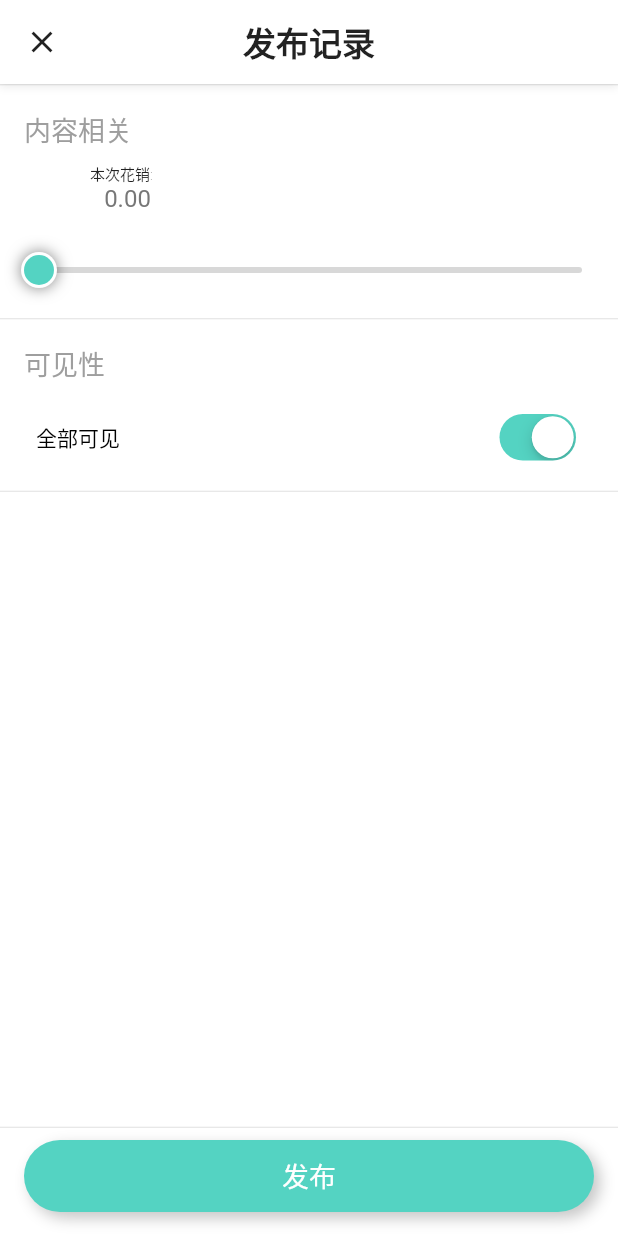
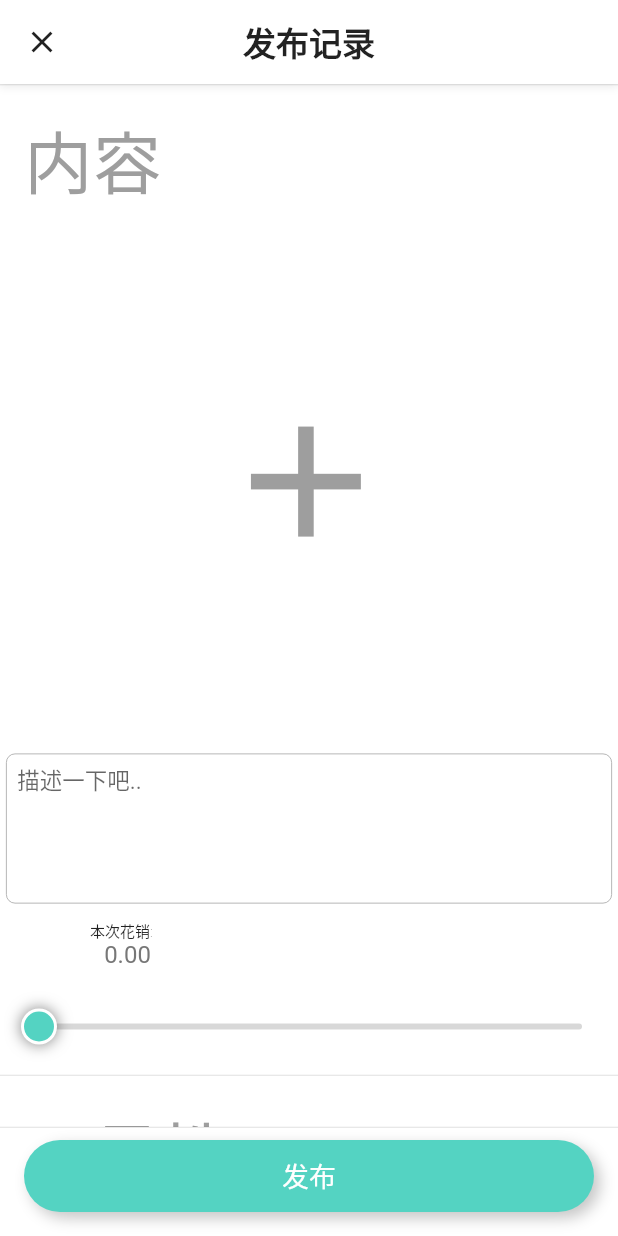
Before and after one commit to ogromwang/xhz_app, a Flutter app: the PushRecordScreen screen opened directly, on a phone screen of 412 x 824 dp. Run offline on Flutter 3.47's test engine with Material 2 defaults, Android fonts, the phone set to English and light mode, and no system bars; our stand-ins replace connectivity, dio, flutter_easyrefresh, flutter_screenutil, flutter_slidable, flutter_spinkit and 5 more; accounts and stored records are empty; statements that could not run were skipped.

Commit message:
feat: 发布记录功能收尾
发布记录功能：
1. 添加 ScreenUtil
2. 实现发布记录页面的所有功能

```diff
--- a/lib/page/add/push_record.dart
+++ b/lib/page/add/push_record.dart
@@ -1,17 +1,14 @@
+import 'dart:io';
+
 import 'package:demo_app/common/number.dart';
+import 'package:demo_app/model/record/record.dart';
 import 'package:flutter/cupertino.dart';
 import 'package:flutter/material.dart';
 import 'package:flutter/services.dart';
+import 'package:image_picker/image_picker.dart';
 import '../home/slider_view.dart';
 import 'package:demo_app/common/app_theme.dart';
-
-class Data {
-
-  String titleTxt;
-  bool isSelected;
-
-  Data(this.titleTxt, this.isSelected);
-}
+import 'package:flutter_screenutil/flutter_screenutil.dart';
 
 class PushRecordScreen extends StatefulWidget {
   @override
@@ -19,24 +16,19 @@ class PushRecordScreen extends StatefulWidget {
 }
 
 class _PushRecordScreenState extends State<PushRecordScreen> {
-  double money = 0;
-  List<Data> checkBoxList = [];
-
+  RecordModel _recordModel = RecordModel();
+  final imagePicker = ImagePicker();
 
   @override
   void initState() {
-    checkBoxList.add(Data("拖拽输入", true));
-    checkBoxList.add(Data("全部可见", true));
-
     super.initState();
   }
 
   @override
   Widget build(BuildContext context) {
+    ScreenUtil.getInstance().init(context);
     return Container(
-      color: HomeAppTheme
-          .buildLightTheme()
-          .backgroundColor,
+      color: HomeAppTheme.buildLightTheme().backgroundColor,
       child: Scaffold(
         backgroundColor: Colors.transparent,
         body: Column(
@@ -49,8 +41,8 @@ class _PushRecordScreenState extends State<PushRecordScreen> {
                     const Divider(
                       height: 1,
                     ),
-                    // 一个 input
-                    distanceViewUI(),
+                    // 内容
+                    contentViewUI(),
 
                     const Divider(
                       height: 1,
@@ -72,9 +64,7 @@ class _PushRecordScreenState extends State<PushRecordScreen> {
               child: Container(
                 height: 48,
                 decoration: BoxDecoration(
-                  color: HomeAppTheme
-                      .buildLightTheme()
-                      .primaryColor,
+                  color: HomeAppTheme.buildLightTheme().primaryColor,
                   borderRadius: const BorderRadius.all(Radius.circular(24.0)),
                   boxShadow: <BoxShadow>[
                     BoxShadow(
@@ -90,9 +80,9 @@ class _PushRecordScreenState extends State<PushRecordScreen> {
                     borderRadius: const BorderRadius.all(Radius.circular(24.0)),
                     highlightColor: Colors.transparent,
                     onTap: () {
-                      Navigator.pop(context);
+                      _recordModel.push(context);
                     },
-                    child: Center(
+                    child: const Center(
                       child: Text(
                         '发布',
                         style: TextStyle(fontWeight: FontWeight.w500, fontSize: 18, color: Colors.white),
@@ -108,30 +98,35 @@ class _PushRecordScreenState extends State<PushRecordScreen> {
     );
   }
 
-  Widget distanceViewUI() {
+  /// 内容
+  Widget contentViewUI() {
     return Column(
       mainAxisAlignment: MainAxisAlignment.center,
       crossAxisAlignment: CrossAxisAlignment.start,
       children: <Widget>[
         Padding(
-          padding:
-          const EdgeInsets.only(left: 16, right: 16, top: 16, bottom: 8),
+          padding: const EdgeInsets.only(left: 16, right: 16, top: 16, bottom: 8),
           child: Text(
-            '内容相关',
+            '内容',
             textAlign: TextAlign.left,
-            style: TextStyle(
-                color: Colors.grey,
-                fontSize: MediaQuery
-                    .of(context)
-                    .size
-                    .width > 360 ? 18 : 16,
-                fontWeight: FontWeight.normal),
+            style:
+                TextStyle(color: Colors.grey, fontSize: ScreenUtil.getInstance().setSp(40), fontWeight: FontWeight.normal),
           ),
         ),
+        photoBox(),
+        const SizedBox(
+          height: 8,
+        ),
+        getTextField(
+          hintText: "描述一下吧..",
+        ),
+        const SizedBox(
+          height: 8,
+        ),
         SliderView(
-          distValue: money,
+          distValue: _recordModel.money,
           onChangedistValue: (double value) {
-            money = value;
+            _recordModel.money = value;
           },
         ),
         const SizedBox(
@@ -141,30 +136,198 @@ class _PushRecordScreenState extends State<PushRecordScreen> {
     );
   }
 
+  Widget photoBox() {
+    double? height = ScreenUtil.getInstance().setSp(300);
+    double vertical = ScreenUtil.getInstance().setSp(12);
+    double horizontal = ScreenUtil.getInstance().setSp(12);
+    double width = ScreenUtil.getInstance().setSp(150);
+    return Row(
+      children: [
+        Expanded(
+          flex: 2,
+          child: InkWell(
+            onTap: () {
+              // 弹出底部选择
+              openBottom();
+            },
+            child: Container(
+              width: width,
+              padding: EdgeInsets.symmetric(
+                vertical: vertical,
+                horizontal: horizontal,
+              ),
+              margin: EdgeInsets.fromLTRB(0, 0, 4, 0),
+              height: height,
+              alignment: Alignment.center,
+              child: showPhoto(),
+            ),
+          )
+        ),
+        // Spacer(flex: 3)
+      ],
+    );
+  }
+
+  Widget showPhoto() {
+    if (_recordModel.photo.isNotEmpty) {
+      return Expanded(
+        child: Image.file(
+          File(_recordModel.photo),
+          height: double.infinity,
+          fit: BoxFit.fill,
+        ),
+      );
+    } else {
+      return Icon(Icons.add, size: ScreenUtil.getInstance().setSp(110), color: Colors.grey);
+    }
+  }
+
+  void openBottom() {
+    //出现底部弹窗
+    showModalBottomSheet(
+      context: context,
+      //自定义底部弹窗布局
+      shape: const RoundedRectangleBorder(
+        borderRadius: BorderRadius.only(
+            topLeft: Radius.circular(20.0),
+            topRight: Radius.circular(20.0)),
+      ),
+      builder: (BuildContext context) {
+        //返回内部
+        return SizedBox(
+          height: ScreenUtil.getInstance().setHeight(300.0),
+          child: Column(
+            children: [
+              Container(
+                decoration: const BoxDecoration(
+                  border: Border(bottom: BorderSide(width: 1.0, color: Colors.black12)),
+                ),
+                height: ScreenUtil.getInstance().setHeight(110.0),
+                width: double.infinity,
+                child: InkWell(
+                  onTap: () async {
+                    Navigator.pop(context);
+
+                    final pickFile = await imagePicker.getImage(source: ImageSource.camera);
+
+                    if (pickFile != null) {
+                      setState(() {
+                        _recordModel.photo = pickFile.path;
+                        print('地址为 ${pickFile.path}');
+                      });
+                    }
+
+                  },
+                  child: Center(
+                    child: Text(
+                      '拍照',
+                      style: TextStyle(
+                          fontSize: ScreenUtil.getInstance().setSp(45.0),
+                          fontWeight: FontWeight.bold),
+                    ),
+                  ),
+                ),
+              ),
+              SizedBox(
+                height: ScreenUtil.getInstance().setHeight(110.0),
+                width: ScreenUtil.getInstance().setWidth(750.0),
+                child: InkWell(
+                  onTap: () async {
+                    Navigator.pop(context);
+
+                    final pickFile = await imagePicker.getImage(source: ImageSource.gallery);
+                    if (pickFile != null) {
+                      setState(() {
+                        _recordModel.photo = pickFile.path;
+                        print('地址为 ${pickFile.path}');
+                      });
+                    }
+                  },
+                  child: Center(
+                    child: Text(
+                      '从相册选择',
+                      style: TextStyle(
+                          fontSize: ScreenUtil.getInstance().setSp(45.0),
+                          fontWeight: FontWeight.bold),
+                    ),
+                  ),
+                ),
+              ),
+            ],
+          ),
+        );
+      },
+    );
+  }
+
+  Widget getTextField({
+    required String hintText,
+    TextInputType keyboardType = TextInputType.multiline,
+    TextInputAction textInputAction = TextInputAction.next,
+    int length = 32,
+  }) {
+    double? fontSize = 15;
+    return Container(
+      width: double.infinity,
+      padding: EdgeInsets.symmetric(
+        vertical: 2,
+        horizontal: 3,
+      ),
+      margin: EdgeInsets.fromLTRB(4, 2, 4, 2),
+      height: 100,
+      alignment: Alignment.topCenter,
+      child: TextField(
+        maxLines: 4,
+        minLines: 1,
+        textInputAction: textInputAction,
+        keyboardType: keyboardType,
+        textAlign: TextAlign.left,
+        style: TextStyle(fontSize: fontSize),
+        inputFormatters: <TextInputFormatter>[
+          LengthLimitingTextInputFormatter(length),
+        ],
+        decoration: InputDecoration(
+          hintText: hintText,
+          hintStyle: TextStyle(fontSize: fontSize),
+          isDense: true,
+          contentPadding: EdgeInsets.all(4),
+          border: InputBorder.none,
+        ),
+        onChanged: (val) {
+          // 文本变化的回调
+          setState(() {
+            _recordModel.desc = val;
+          });
+        },
+        onSubmitted: (_) {
+          // 点击发送按钮的回调
+        },
+      ),
+      decoration: BoxDecoration(
+        border: Border.all(color: Colors.grey, width: 0.5),
+        borderRadius: BorderRadius.circular(6),
+      ),
+    );
+  }
+
   Widget allVisibility() {
     return Column(
       mainAxisAlignment: MainAxisAlignment.center,
       crossAxisAlignment: CrossAxisAlignment.start,
       children: <Widget>[
         Padding(
-          padding:
-          const EdgeInsets.only(left: 16, right: 16, top: 16, bottom: 8),
+          padding: const EdgeInsets.only(left: 16, right: 16, top: 16, bottom: 8),
           child: Text(
             '可见性',
             textAlign: TextAlign.left,
-            style: TextStyle(
-                color: Colors.grey,
-                fontSize: MediaQuery
-                    .of(context)
-                    .size
-                    .width > 360 ? 18 : 16,
-                fontWeight: FontWeight.normal),
+            style:
+                TextStyle(color: Colors.grey, fontSize: ScreenUtil.getInstance().setSp(40), fontWeight: FontWeight.normal),
           ),
         ),
         Padding(
           padding: const EdgeInsets.only(right: 16, left: 16),
           child: Column(
-            children: visibility(1),
+            children: visibility(),
           ),
         ),
         const SizedBox(
@@ -174,9 +337,8 @@ class _PushRecordScreenState extends State<PushRecordScreen> {
     );
   }
 
-  List<Widget> visibility(int checkBoxIndex) {
+  List<Widget> visibility() {
     final List<Widget> noList = <Widget>[];
-    var box = checkBoxList[checkBoxIndex];
     noList.add(
       Material(
         color: Colors.transparent,
@@ -184,7 +346,7 @@ class _PushRecordScreenState extends State<PushRecordScreen> {
           borderRadius: const BorderRadius.all(Radius.circular(4.0)),
           onTap: () {
             setState(() {
-              checkbox(box);
+              checkbox();
             });
           },
           child: Padding(
@@ -193,22 +355,18 @@ class _PushRecordScreenState extends State<PushRecordScreen> {
               children: <Widget>[
                 Expanded(
                   child: Text(
-                    box.titleTxt,
+                    "全部可见",
                     style: TextStyle(color: Colors.black),
                   ),
                 ),
                 CupertinoSwitch(
-                  activeColor: box.isSelected
-                      ? HomeAppTheme
-                      .buildLightTheme()
-                      .primaryColor
-                      : Colors.grey.withOpacity(0.6),
+                  activeColor: _recordModel.isSelected ? HomeAppTheme.buildLightTheme().primaryColor : Colors.grey.withOpacity(0.6),
                   onChanged: (bool value) {
                     setState(() {
-                      checkbox(checkBoxList[checkBoxIndex]);
+                      checkbox();
                     });
                   },
-                  value: box.isSelected,
+                  value: _recordModel.isSelected,
                 ),
               ],
             ),
@@ -219,11 +377,11 @@ class _PushRecordScreenState extends State<PushRecordScreen> {
     return noList;
   }
 
-  void checkbox(Data data) {
-    if (data.isSelected) {
-      data.isSelected = false;
+  void checkbox() {
+    if (_recordModel.isSelected) {
+      _recordModel.isSelected = false;
     } else {
-      data.isSelected = true;
+      _recordModel.isSelected = true;
     }
   }
 
@@ -231,18 +389,13 @@ class _PushRecordScreenState extends State<PushRecordScreen> {
   Widget getAppBarUI() {
     return Container(
       decoration: BoxDecoration(
-        color: HomeAppTheme
-            .buildLightTheme()
-            .backgroundColor,
+        color: HomeAppTheme.buildLightTheme().backgroundColor,
         boxShadow: <BoxShadow>[
           BoxShadow(color: Colors.grey.withOpacity(0.2), offset: const Offset(0, 2), blurRadius: 4.0),
         ],
       ),
       child: Padding(
-        padding: EdgeInsets.only(top: MediaQuery
-            .of(context)
-            .padding
-            .top, left: 8, right: 8),
+        padding: EdgeInsets.only(top: MediaQuery.of(context).padding.top, left: 8, right: 8),
         child: Row(
           children: <Widget>[
             Container(
--- a/pubspec.yaml
+++ b/pubspec.yaml
@@ -51,6 +51,8 @@ dependencies:
   flutter_spinkit: ^5.1.0
   flutter_svg: ^0.19.1
   image_picker: ^0.6.7+21
+  # 屏幕像素大小适配
+  flutter_screenutil: ^0.5.2
 
 dev_dependencies:
   flutter_test:
```
Also changed, not shown: lib/custom_drawer/home_drawer.dart (+10 -15 lines), lib/model/record/record.dart (added, +72 -0 lines), pubspec.lock.
